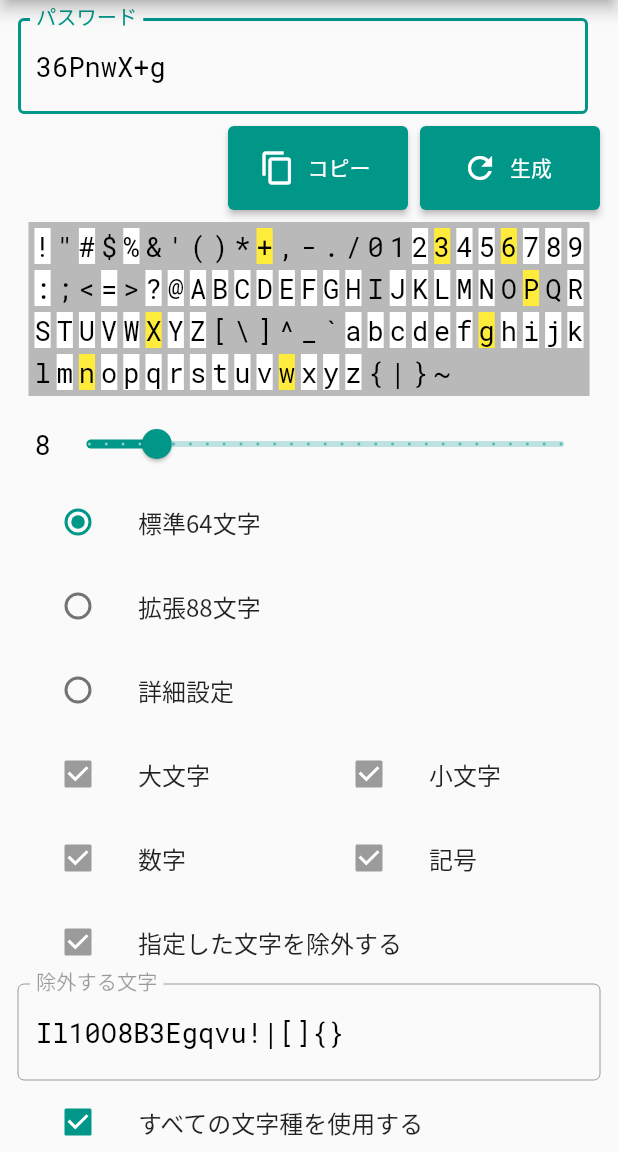
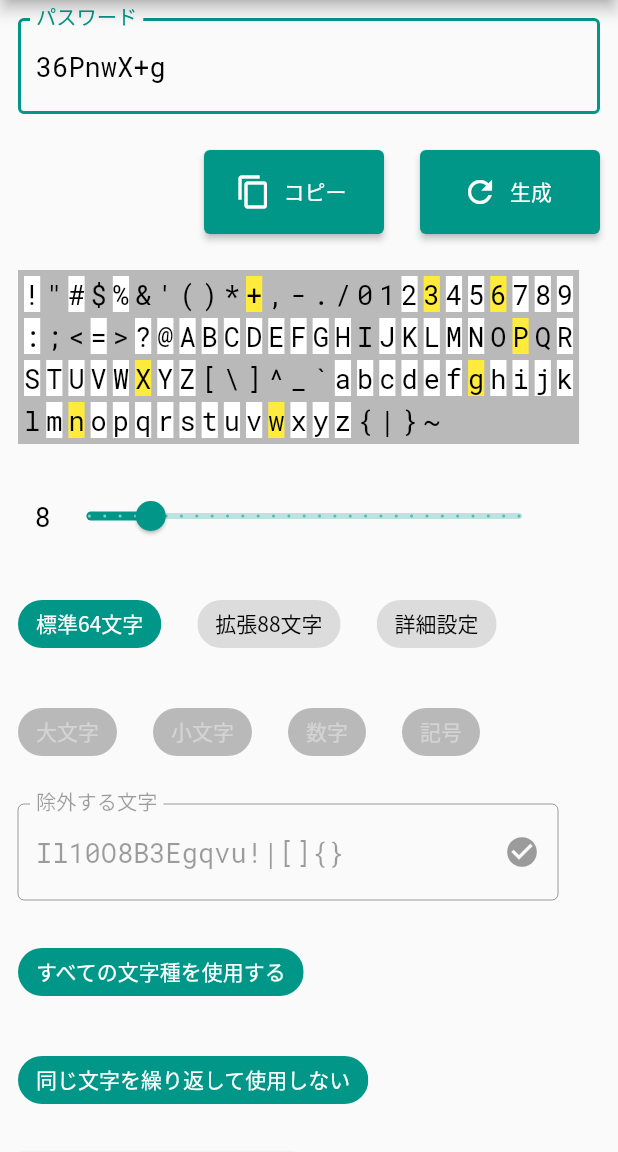
Before and after one commit to MichinobuMaeda/honkipass, a Flutter app: the screen it shows after launch, on a phone screen of 412 x 824 dp, the part 84-1236 px from its top. Run offline on Flutter 3.47's test engine with Material 2 defaults, Android fonts, the phone set to English and light mode, and no system bars.

Commit message:
refactoring, UI improvement

```diff
--- a/lib/main.dart
+++ b/lib/main.dart
@@ -60,14 +60,63 @@ class _MyHomePageState extends State<MyHomePage> {
     ScaffoldMessengerState messageState = ScaffoldMessenger.of(context);
     _pg.onFailureToGenerate(() {
       messageState.removeCurrentSnackBar();
-      messageState.showSnackBar(buildSnackBarError('パスワードを生成できませんでした。'));
+      messageState.showSnackBar(
+          buildSnackBar('パスワードを生成できませんでした。', meaning: Meanings.danger));
     });
     _pg.onCopiedToClipboard(() {
       messageState.removeCurrentSnackBar();
-      messageState.showSnackBar(buildSnackBarInfo('パスワードをクリップボードにコピーしました。'));
+      messageState.showSnackBar(buildSnackBar('パスワードをクリップボードにコピーしました。'));
     });
 
-    Widget textFieldPassword = TextField(
+    return Scaffold(
+      appBar: AppBar(
+        title: Text(widget.title),
+      ),
+      body: LayoutBuilder(
+          builder: (BuildContext context, BoxConstraints constraints) {
+        final sp = 24.0;
+        final double edge = (constraints.maxWidth > 840)
+            ? sp
+            : (constraints.maxWidth > 600)
+                ? sp * 0.75
+                : sp * 0.5;
+
+        return SingleChildScrollView(
+          padding: EdgeInsets.all(edge),
+          child: Center(
+            child: ConstrainedBox(
+              constraints: BoxConstraints(
+                minHeight: constraints.maxHeight,
+                maxWidth: 960,
+              ),
+              child: Wrap(
+                runSpacing: sp,
+                children: [
+                  _result(sp),
+                  _charList(),
+                  _basicSettings(sp),
+                  _charRangeDetails(sp),
+                  _paranoids(sp),
+                  _reset(),
+                ],
+              ),
+            ),
+          ),
+        );
+      }),
+    );
+  }
+
+  Widget _result(double sp) => Align(
+        alignment: Alignment.topLeft,
+        child: Wrap(
+          spacing: sp,
+          runSpacing: sp,
+          alignment: WrapAlignment.end,
+          children: [
+            Container(
+                width: 480.0,
+                child: TextField(
                     controller: TextEditingController()..text = _pg.password,
                     focusNode: _focusNode,
                     readOnly: true,
@@ -75,20 +124,20 @@ class _MyHomePageState extends State<MyHomePage> {
                     decoration: InputDecoration(
                       border: OutlineInputBorder(),
                       labelText: 'パスワード',
+                    ))),
+            buildButton(Icon(Icons.copy), 'コピー', () => _pg.copyToClipboard()),
+            buildButton(
+                Icon(Icons.refresh),
+                '生成',
+                () => setState(() {
+                      _pg.generate();
+                      _focusNode.requestFocus();
+                    }))
+          ],
         ),
       );
 
-    Widget buttonCopyPassword =
-        buildButton(Icon(Icons.copy), 'コピー', () => _pg.copyToClipboard());
-
-    Widget buttonGeneratePassword = buildButton(Icon(Icons.refresh), '生成', () {
-      setState(() {
-        _pg.generate();
-        _focusNode.requestFocus();
-      });
-    });
-
-    Widget boxCharList = ColoredBox(
+  Widget _charList() => ColoredBox(
       color: Colors.black26,
       child: Padding(
           padding: EdgeInsets.all(4.0),
@@ -112,301 +161,124 @@ class _MyHomePageState extends State<MyHomePage> {
                       ),
                     ),
                   )
-              .toList(),
-        ),
-      ),
-    );
+                  .toList())));
 
-    Widget labelLength = Text(
+  Widget _basicSettings(sp) => Align(
+      alignment: Alignment.topLeft,
+      child: Wrap(spacing: sp, runSpacing: sp, children: [
+        ConstrainedBox(
+            constraints: BoxConstraints(maxWidth: 360.0),
+            child: Row(children: [
+              Text(
                   (' ' + _pg.length.round().toString())
                       .substring(_pg.length.round() < 10 ? 0 : 1),
-      style: monospaceStyle(),
-    );
-
-    Widget sliderLength = Slider(
+                  style: monospaceStyle()),
+              Flexible(
+                  child: Slider(
                 value: _pg.length,
                 min: 4,
                 max: 32,
                 divisions: (32 - 4),
                 label: _pg.length.round().toString(),
-        onChanged: (double value) => setState(() => _pg.length = value));
+                onChanged: (double value) => setState(() => _pg.length = value),
+              ))
+            ])),
+        ConstrainedBox(
+            constraints: BoxConstraints(minWidth: 360.0),
+            child: Wrap(spacing: sp, runSpacing: sp, children: [
+              buildToggle('標準64文字', _pg.charRange == CharRange.std64,
+                  (bool? value) {
+                if (value == true) {
+                  setState(() => _pg.charRange = CharRange.std64);
+                }
+              }),
+              buildToggle('拡張88文字', _pg.charRange == CharRange.ext88,
+                  (bool? value) {
+                if (value == true) {
+                  setState(() => _pg.charRange = CharRange.ext88);
+                }
+              }),
+              buildToggle('詳細設定', _pg.charRange == CharRange.custom,
+                  (bool? value) {
+                if (value == true) {
+                  setState(() => _pg.charRange = CharRange.custom);
+                }
+              })
+            ]))
+      ]));
 
-    Map<CharRange, String> charRangeLabels = {
-      CharRange.std64: '標準64文字',
-      CharRange.ext88: '拡張88文字',
-      CharRange.custom: '詳細設定',
-    };
-
-    List<Widget> selectCharRange = charRangeLabels.keys
-        .map((key) => ListTile(
-              title: Text(charRangeLabels[key]!),
-              leading: Radio<CharRange>(
-                value: key,
-                groupValue: _pg.charRange,
-                onChanged: (CharRange? value) =>
-                    setState(() => _pg.charRange = value!),
-              ),
-            ))
-        .toList();
-
-    Widget toggleRequireUpperCase = buildCheckBox(
+  Widget _charRangeDetails(sp) => Align(
+        alignment: Alignment.topLeft,
+        child: Wrap(spacing: sp, runSpacing: sp, children: [
+          buildToggle(
               '大文字',
               _pg.requireUpperCase,
               _pg.charRange == CharRange.custom
-          ? (bool? value) => setState(() => _pg.requireUpperCase = value!)
-          : null,
-    );
-
-    Widget toggleRequireLowerCase = buildCheckBox(
+                  ? (bool? value) =>
+                      setState(() => _pg.requireUpperCase = value!)
+                  : null),
+          buildToggle(
               '小文字',
               _pg.requireLowerCase,
               _pg.charRange == CharRange.custom
-          ? (bool? value) => setState(() => _pg.requireLowerCase = value!)
-          : null,
-    );
-
-    Widget toggleRequireDigit = buildCheckBox(
+                  ? (bool? value) =>
+                      setState(() => _pg.requireLowerCase = value!)
+                  : null),
+          buildToggle(
               '数字',
               _pg.requireDigit,
               _pg.charRange == CharRange.custom
                   ? (bool? value) => setState(() => _pg.requireDigit = value!)
-          : null,
-    );
-
-    Widget toggleRequireSymbol = buildCheckBox(
+                  : null),
+          buildToggle(
               '記号',
               _pg.requireSymbol,
               _pg.charRange == CharRange.custom
                   ? (bool? value) => setState(() => _pg.requireSymbol = value!)
-          : null,
-    );
-
-    Widget toggleForbidExcludes = buildCheckBox(
-      '指定した文字を除外する',
-      _pg.forbidExcludes,
-      _pg.charRange == CharRange.custom
-          ? (bool? value) => setState(() => _pg.forbidExcludes = value!)
-          : null,
-    );
-
-    Widget textFieldExcludes = TextField(
+                  : null),
+          Container(
+              width: 360.0,
+              child: TextField(
                   controller: TextEditingController()..text = _pg.excludes,
-        style: monospaceStyle(),
+                  style: monospaceStyle(
+                      color: _pg.charRange == CharRange.custom &&
+                              _pg.forbidExcludes
+                          ? Colors.black
+                          : Colors.black38),
                   decoration: InputDecoration(
                     border: OutlineInputBorder(),
                     labelText: '除外する文字',
+                    suffixIcon: IconButton(
+                        onPressed: _pg.charRange == CharRange.custom
+                            ? () => setState(
+                                () => _pg.forbidExcludes = !_pg.forbidExcludes)
+                            : null,
+                        icon: Icon(
+                            _pg.forbidExcludes
+                                ? Icons.check_circle
+                                : Icons.unpublished,
+                            color: _pg.charRange == CharRange.custom &&
+                                    _pg.forbidExcludes
+                                ? Colors.teal
+                                : Colors.black38)),
                   ),
                   enabled: _pg.charRange == CharRange.custom,
-        onChanged: (String value) {
-          _pg.excludes = value;
-        },
-        onSubmitted: (String value) => setState(() {}));
-
-    Widget toggleRequireAllTypes = buildCheckBox(
-      'すべての文字種を使用する',
-      _pg.requireAllTypes,
-      (bool? value) => setState(() => _pg.requireAllTypes = value!),
-    );
-    Widget toggleForbidRepeat = buildCheckBox(
-      '同じ文字を繰り返して使用しない',
-      _pg.forbidRepeat,
-      (bool? value) => setState(() => _pg.forbidRepeat = value!),
+                  onChanged: (String value) => _pg.excludes = value,
+                  onSubmitted: (String value) => setState(() {}))),
+        ]),
       );
 
-    Widget buttonReset = buildButton(
-      Icon(Icons.close),
-      '設定をリセットする',
-      () {
-        setState(() {
-          _pg.reset();
-        });
-      },
-      color: ButtonColors.danger,
+  Widget _paranoids(sp) => Align(
+        alignment: Alignment.topLeft,
+        child: Wrap(spacing: sp, runSpacing: sp, children: [
+          buildToggle('すべての文字種を使用する', _pg.requireAllTypes,
+              (bool? value) => setState(() => _pg.requireAllTypes = value!)),
+          buildToggle('同じ文字を繰り返して使用しない', _pg.forbidRepeat,
+              (bool? value) => setState(() => _pg.forbidRepeat = value!)),
+        ]),
       );
 
-    return Scaffold(
-      appBar: AppBar(
-        title: Text(widget.title),
-      ),
-      body: LayoutBuilder(
-          builder: (BuildContext context, BoxConstraints constraints) {
-        final double edge = (constraints.maxWidth > 840)
-            ? 24.0
-            : (constraints.maxWidth > 600)
-                ? 16.0
-                : 12.0;
-        final Widget gutter = (constraints.maxWidth > 840)
-            ? SizedBox(width: 16, height: 16)
-            : (constraints.maxWidth > 600)
-                ? SizedBox(width: 12, height: 12)
-                : SizedBox(width: 8, height: 8);
-
-        if (constraints.maxWidth > 840) {
-          return SingleChildScrollView(
-            padding: EdgeInsets.all(edge),
-            child: Center(
-              child: ConstrainedBox(
-                constraints: BoxConstraints(
-                  minHeight: constraints.maxHeight,
-                  maxWidth: 960,
-                ),
-                child: Column(
-                  mainAxisAlignment: MainAxisAlignment.start,
-                  children: <Widget>[
-                    Row(children: [
-                      Flexible(child: textFieldPassword),
-                      gutter,
-                      buttonCopyPassword,
-                      gutter,
-                      buttonGeneratePassword,
-                    ]),
-                    gutter,
-                    boxCharList,
-                    gutter,
-                    Row(
-                      children: [
-                            labelLength,
-                            Flexible(child: sliderLength),
-                          ] +
-                          selectCharRange
-                              .map((w) => Flexible(child: w))
-                              .toList(),
-                    ),
-                    Row(
-                      children: [
-                        Flexible(child: toggleRequireUpperCase),
-                        Flexible(child: toggleRequireLowerCase),
-                        Flexible(child: toggleRequireDigit),
-                        Flexible(child: toggleRequireSymbol),
-                      ],
-                    ),
-                    Row(children: [
-                      Flexible(child: toggleForbidExcludes),
-                      Flexible(child: textFieldExcludes),
-                    ]),
-                    Row(children: [
-                      Flexible(child: toggleRequireAllTypes),
-                      Flexible(child: toggleForbidRepeat),
-                    ]),
-                    gutter,
-                    buttonReset,
-                  ],
-                ),
-              ),
-            ),
-          );
-        } else if (constraints.maxWidth > 600) {
-          return SingleChildScrollView(
-            padding: EdgeInsets.all(edge),
-            child: ConstrainedBox(
-              constraints: BoxConstraints(
-                minHeight: constraints.maxHeight,
-                maxWidth: 960,
-              ),
-              child: Column(
-                mainAxisAlignment: MainAxisAlignment.start,
-                children: <Widget>[
-                      Row(children: [
-                        Flexible(child: textFieldPassword),
-                        gutter,
-                      ]),
-                      gutter,
-                      Row(
-                        mainAxisAlignment: MainAxisAlignment.end,
-                        children: [
-                          buttonCopyPassword,
-                          gutter,
-                          buttonGeneratePassword,
-                        ],
-                      ),
-                      gutter,
-                      boxCharList,
-                      gutter,
-                      Row(children: [
-                        labelLength,
-                        Flexible(child: sliderLength),
-                      ]),
-                      Row(
-                        children: selectCharRange
-                            .map((w) => Flexible(child: w))
-                            .toList(),
-                      ),
-                      Row(
-                        children: [
-                          Flexible(child: toggleRequireUpperCase),
-                          Flexible(child: toggleRequireLowerCase),
-                          Flexible(child: toggleRequireDigit),
-                          Flexible(child: toggleRequireSymbol),
-                        ],
-                      ),
-                      Row(children: [
-                        Flexible(child: toggleForbidExcludes),
-                        Flexible(child: textFieldExcludes),
-                      ]),
-                    ] +
-                    [
-                      toggleRequireAllTypes,
-                      toggleForbidRepeat,
-                      gutter,
-                      buttonReset,
-                    ],
-              ),
-            ),
-          );
-        } else {
-          return SingleChildScrollView(
-            padding: EdgeInsets.all(edge),
-            child: ConstrainedBox(
-              constraints: BoxConstraints(
-                minHeight: constraints.maxHeight,
-                maxWidth: 960,
-              ),
-              child: Column(
-                mainAxisAlignment: MainAxisAlignment.start,
-                children: <Widget>[
-                      Row(children: [
-                        Flexible(child: textFieldPassword),
-                        gutter,
-                      ]),
-                      gutter,
-                      Row(
-                        mainAxisAlignment: MainAxisAlignment.end,
-                        children: [
-                          buttonCopyPassword,
-                          gutter,
-                          buttonGeneratePassword,
-                        ],
-                      ),
-                      gutter,
-                      boxCharList,
-                      gutter,
-                      Row(children: [
-                        labelLength,
-                        Flexible(child: sliderLength),
-                      ]),
-                    ] +
-                    selectCharRange +
-                    <Widget>[
-                      Row(children: [
-                        Flexible(child: toggleRequireUpperCase),
-                        Flexible(child: toggleRequireLowerCase),
-                      ]),
-                      Row(children: [
-                        Flexible(child: toggleRequireDigit),
-                        Flexible(child: toggleRequireSymbol),
-                      ]),
-                      toggleForbidExcludes,
-                      textFieldExcludes,
-                      toggleRequireAllTypes,
-                      toggleForbidRepeat,
-                      gutter,
-                      buttonReset,
-                    ],
-              ),
-            ),
-          );
+  Widget _reset() => buildButton(
+      Icon(Icons.close), '設定をリセットする', () => setState(() => _pg.reset()),
+      meaning: Meanings.danger);
 }
-      }),
-    );
-  }
-}
--- a/lib/password_generator.dart
+++ b/lib/password_generator.dart
@@ -69,22 +69,21 @@ class PasswordGenerator {
   void generate() {
     _statusGenerated = false;
 
-    for (var i = 0; i < _charList.length; ++i) {
-      final c = _charList[i].c;
+    for (CharStatus cs in _charList) {
+      final c = cs.c;
       switch (_charRange) {
         case CharRange.std64:
-          _charList[i].active = _standard64Chars.contains(_charList[i].c);
+          cs.active = _standard64Chars.contains(cs.c);
           break;
         case CharRange.ext88:
-          _charList[i].active = _larger88Chars.contains(_charList[i].c);
+          cs.active = _larger88Chars.contains(cs.c);
           break;
         case CharRange.custom:
-          _charList[i].active =
-              (((_requireUpperCase && _reUpperCase.hasMatch(c)) ||
-                      (_requireLowerCase && _reLowerCase.hasMatch(c)) ||
-                      (_requireDigit && _reDigit.hasMatch(c)) ||
-                      (_requireSymbol && _reSymbol.hasMatch(c))) &&
-                  !(_forbidExcludes && _excludes.contains(c)));
+          cs.active = (((_requireUpperCase && _reUpperCase.hasMatch(c)) ||
+                  (_requireLowerCase && _reLowerCase.hasMatch(c)) ||
+                  (_requireDigit && _reDigit.hasMatch(c)) ||
+                  (_requireSymbol && _reSymbol.hasMatch(c))) &&
+              !(_forbidExcludes && _excludes.contains(c)));
           break;
       }
     }
@@ -92,13 +91,14 @@ class PasswordGenerator {
     final List<String> chars =
         _charList.where((item) => item.active).map((item) => item.c).toList();
 
+    if (0 == chars.length) {
+      _onFailureToGenerate();
+      return;
+    }
+
     final Random random = new Random();
 
     for (var i = 0; i < _maxRepeat; ++i) {
-      if (0 == chars.length) {
-        break;
-      }
-
       final result = (new List.generate(
         _length.round().toInt(),
         (_) => chars[random.nextInt(chars.length)],
@@ -128,8 +128,8 @@ class PasswordGenerator {
         }
       }
 
-      for (var i = 0; i < _charList.length; ++i) {
-        _charList[i].used = _charList[i].c.allMatches(result).length > 0;
+      for (CharStatus cs in _charList) {
+        cs.used = cs.c.allMatches(result).length > 0;
       }
 
       _password = result;
--- a/lib/ui.dart
+++ b/lib/ui.dart
@@ -12,49 +12,59 @@ TextStyle monospaceStyle({
       fontSize: fontSize,
     );
 
-enum ButtonColors { primary, secondary, info, warning, danger }
+enum Meanings { primary, secondary, info, success, warning, danger }
 
-final Map<ButtonColors, Color> _buttonColors = {
-  ButtonColors.primary: Colors.teal,
-  ButtonColors.secondary: Colors.blueGrey,
-  ButtonColors.info: Colors.blueAccent,
-  ButtonColors.warning: Colors.orange,
-  ButtonColors.danger: Colors.deepOrangeAccent,
+const Map<Meanings, Color> _buttonColors = {
+  Meanings.primary: Colors.teal,
+  Meanings.secondary: Colors.blueGrey,
+  Meanings.info: Colors.blueAccent,
+  Meanings.success: Colors.green,
+  Meanings.warning: Colors.orange,
+  Meanings.danger: Colors.deepOrangeAccent,
+};
+
+const Map<Meanings, Color> _iconColors = _buttonColors;
+
+const Map<Meanings, IconData> _icons = {
+  Meanings.primary: Icons.info,
+  Meanings.secondary: Icons.info,
+  Meanings.info: Icons.info,
+  Meanings.success: Icons.info,
+  Meanings.warning: Icons.warning,
+  Meanings.danger: Icons.error,
 };
 
 Widget buildButton(Icon icon, String label, void onPressed(),
-        {ButtonColors color = ButtonColors.primary}) =>
+        {Meanings meaning = Meanings.primary}) =>
     ElevatedButton.icon(
       onPressed: onPressed,
       icon: icon,
       label: Text(label),
       style: ElevatedButton.styleFrom(
         minimumSize: Size(120, 56),
-        primary: _buttonColors[color],
+        primary: _buttonColors[meaning],
       ),
     );
 
-Widget buildCheckBox(
-        String label, bool initialValue, void onChanged(bool? value)?) =>
-    ListTile(
-      title: Text(label),
-      leading: Checkbox(
-        value: initialValue,
-        onChanged: onChanged,
-      ),
+Widget buildToggle(String label, bool value, void onChanged(bool? value)?) =>
+    ChoiceChip(
+      selected: value,
+      onSelected: onChanged,
+      label: Text(label),
+      labelStyle: TextStyle(color: value ? Colors.white : Colors.black),
+      selectedColor: onChanged != null ? Colors.teal : Colors.black26,
     );
 
 SnackBar buildSnackBar(
   String text, {
-  IconData? icon,
-  Color iconColor = Colors.white,
+  Meanings meaning = Meanings.info,
   int duration = 2000,
 }) =>
     SnackBar(
       content: Row(children: [
         Icon(
-          icon,
-          color: iconColor,
+          _icons[meaning],
+          color: _iconColors[meaning],
         ),
         SizedBox(width: 4),
         Flexible(
@@ -71,12 +81,3 @@ SnackBar buildSnackBar(
         onPressed: () {},
       ),
     );
-
-SnackBar buildSnackBarInfo(String text) =>
-    buildSnackBar(text, icon: Icons.info, iconColor: Colors.lightBlue);
-
-SnackBar buildSnackBarWarn(String text) =>
-    buildSnackBar(text, icon: Icons.warning, iconColor: Colors.orange);
-
-SnackBar buildSnackBarError(String text) =>
-    buildSnackBar(text, icon: Icons.error, iconColor: Colors.pink);
--- a/pubspec.yaml
+++ b/pubspec.yaml
@@ -15,7 +15,7 @@ publish_to: 'none' # Remove this line if you wish to publish to pub.dev
 # In iOS, build-name is used as CFBundleShortVersionString while build-number used as CFBundleVersion.
 # Read more about iOS versioning at
 # https://developer.apple.com/library/archive/documentation/General/Reference/InfoPlistKeyReference/Articles/CoreFoundationKeys.html
-version: 4.0.2+1
+version: 4.0.3+1
 
 environment:
   sdk: ">=2.12.0 <3.0.0"
```
Also changed, not shown: 4 other files. Lines whose indentation alone changed are shown as unchanged.
